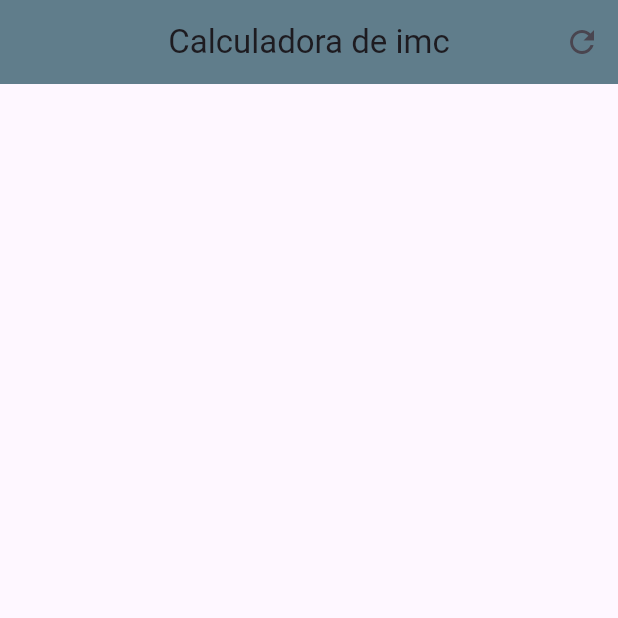
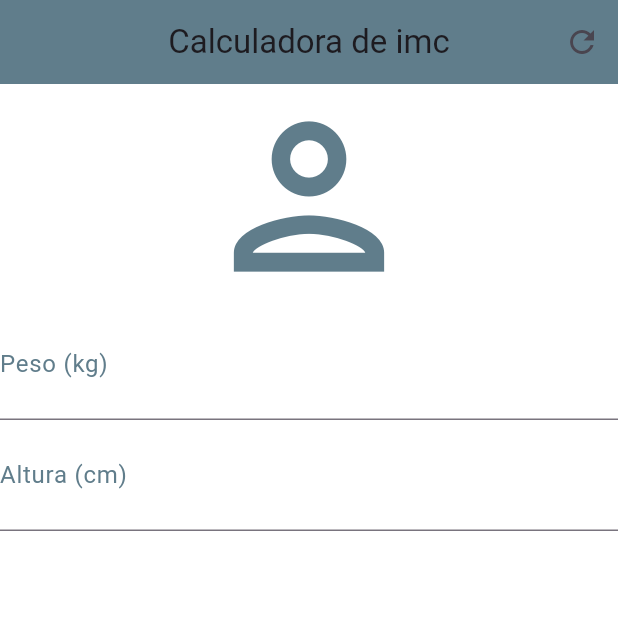
Before and after one commit to IrandevWolf/calculadora_mc, a Flutter app: the screen it shows after launch, on a phone screen of 412 x 824 dp, the top half of it. Run offline on Flutter 3.47's test engine with Material 3 defaults, Android fonts, the light colour scheme and no system bars.

Commit message:
add new branch IMC  criação do corpo do app TextField e Decoration

```diff
--- a/lib/main.dart
+++ b/lib/main.dart
@@ -28,6 +28,29 @@ class _HomeState extends State<Home> {
           ),
         ],
       ),
+      backgroundColor: Colors.white,
+      body: const Column(
+        crossAxisAlignment: CrossAxisAlignment.stretch,
+        children: [
+          Icon(Icons.person_outlined, size: 150.0, color: Colors.blueGrey),
+          TextField(
+            keyboardType: TextInputType.number,
+            decoration: InputDecoration(
+                labelText: "Peso (kg)",
+                labelStyle: TextStyle(color: Colors.blueGrey)),
+            textAlign: TextAlign.center,
+            style: TextStyle(color: Colors.blueGrey, fontSize: 28.0),
+          ),
+          TextField(
+            keyboardType: TextInputType.number,
+            decoration: InputDecoration(
+                labelText: "Altura (cm)",
+                labelStyle: TextStyle(color: Colors.blueGrey)),
+            textAlign: TextAlign.center,
+            style: TextStyle(color: Colors.blueGrey, fontSize: 28.0),
+          ),
+        ],
+      ),
     );
   }
 }
```
